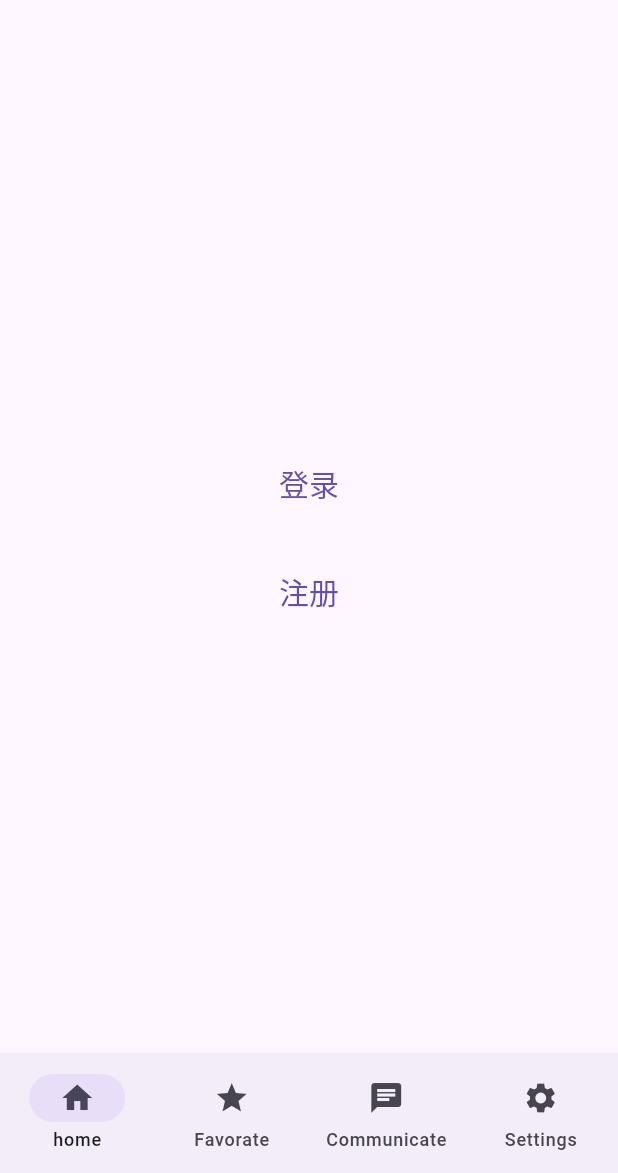
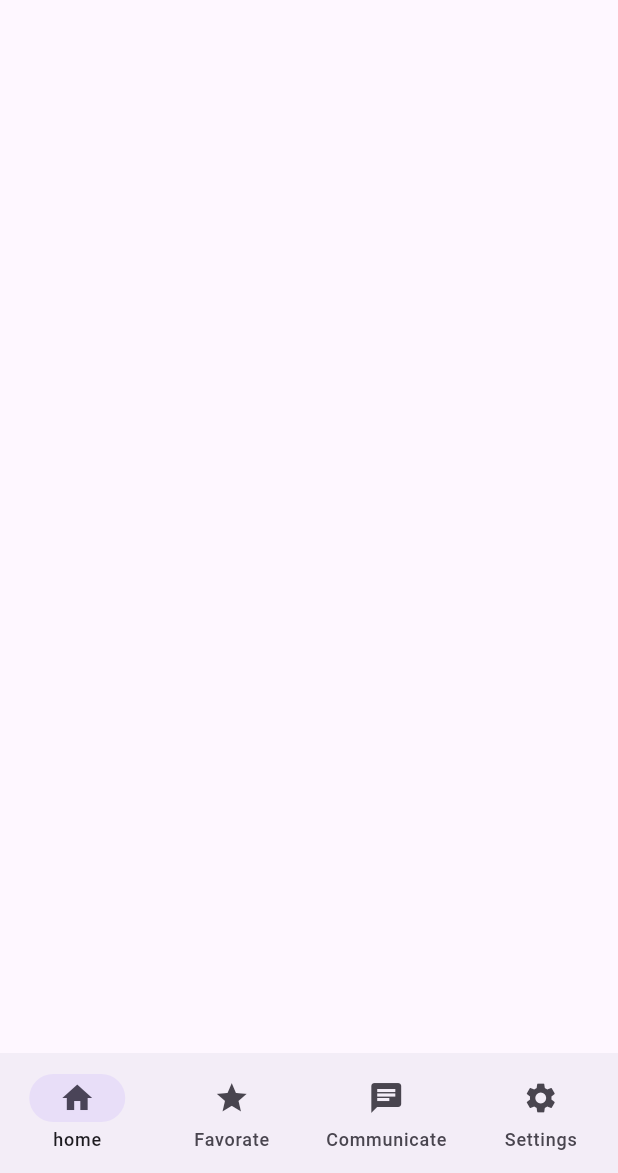
Before and after one commit to 2b-creator/adorable_pets, a Flutter app: the screen it shows after launch, on a phone screen of 412 x 824 dp, the part 63-1236 px from its top. Run offline on Flutter 3.47's test engine with Material 3 defaults, Android fonts, the phone set to English and light mode, and no system bars; our stand-ins replace google_fonts.

Commit message:
ui update

```diff
--- a/lib/main.dart
+++ b/lib/main.dart
@@ -1,7 +1,11 @@
 import 'package:flutter/material.dart';
 import 'package:flutter/rendering.dart';
 import 'package:google_fonts/google_fonts.dart';
+
 import 'home.dart';
+import 'user_sign_interface.dart';
+import 'star_page.dart';
+import 'settings.dart';
 
 void main() {
   runApp(
@@ -25,6 +29,12 @@
 class _MyHomePageState extends State<TutorialHome> {
   final double buttonPadding = 12;
   int currentPageIndex = 0;
+
+  WidgetHome widgetHome = new WidgetHome();
+  StarPage starPage = new StarPage();
+  WidgetSignPage signPage = new WidgetSignPage();
+  WidgetSettingsPage settingsPage = new WidgetSettingsPage();
+
 
   void _testEvent() {
     setState(() {
@@ -68,35 +78,7 @@
           });
         },
       ),
-      body: Center(
-        child: Column(
-          mainAxisAlignment: MainAxisAlignment.center,
-          children: <Widget>[
-            Padding(
-              padding: EdgeInsets.all(buttonPadding),
-              child: TextButton(
-                onPressed: _testEvent,
-                child: Text(
-                  "登录",
-                  style: GoogleFonts.notoSansSc(
-                      textStyle: const TextStyle(fontSize: 20)),
-                ),
-              ),
-            ),
-            Padding(
-              padding: EdgeInsets.all(buttonPadding),
-              child: TextButton(
-                onPressed: _testEvent,
-                child: Text(
-                  "注册",
-                  style: GoogleFonts.notoSansSc(
-                      textStyle: const TextStyle(fontSize: 20)),
-                ),
-              ),
-            ),
-          ],
-        ),
-      ),
+      body: <Widget>[widgetHome, starPage, signPage, settingsPage][currentPageIndex],
     );
   }
 }
```
Also changed, not shown: lib/home.dart (+10 -32 lines), lib/settings.dart (added, +18 -0 lines), lib/star_page.dart (added, +17 -0 lines), lib/user_sign_interface.dart (added, +82 -0 lines).
